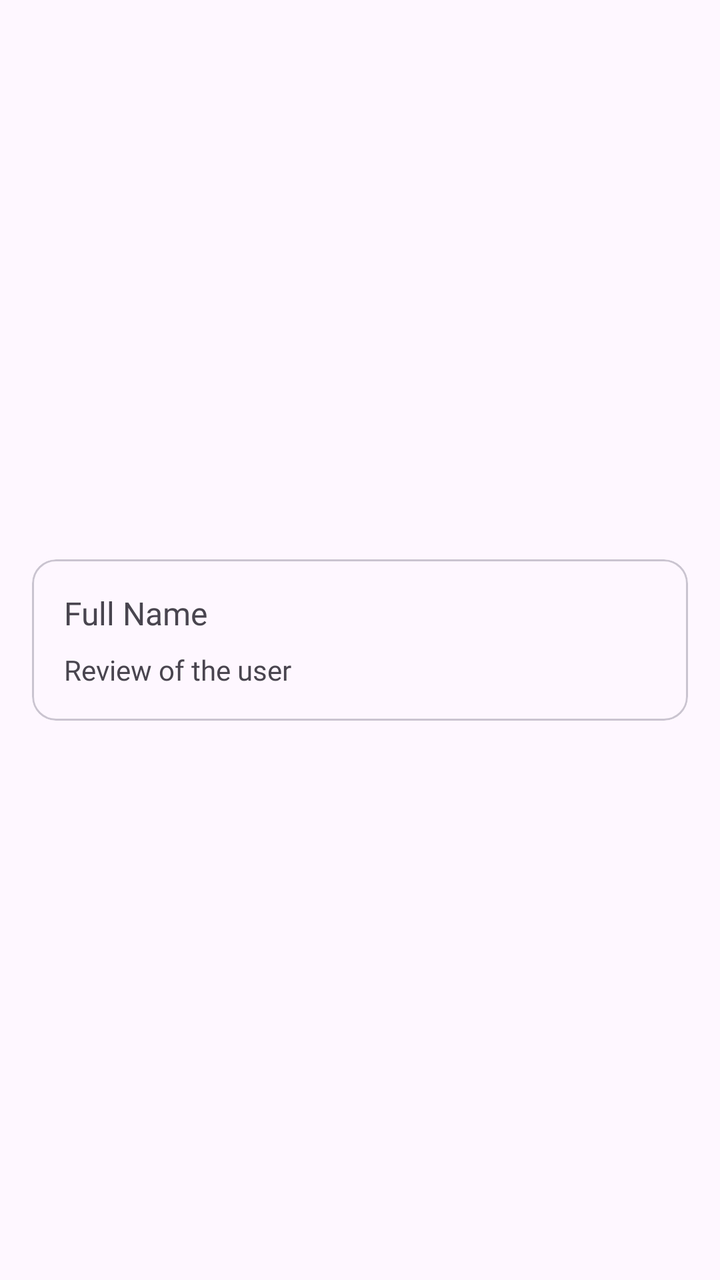
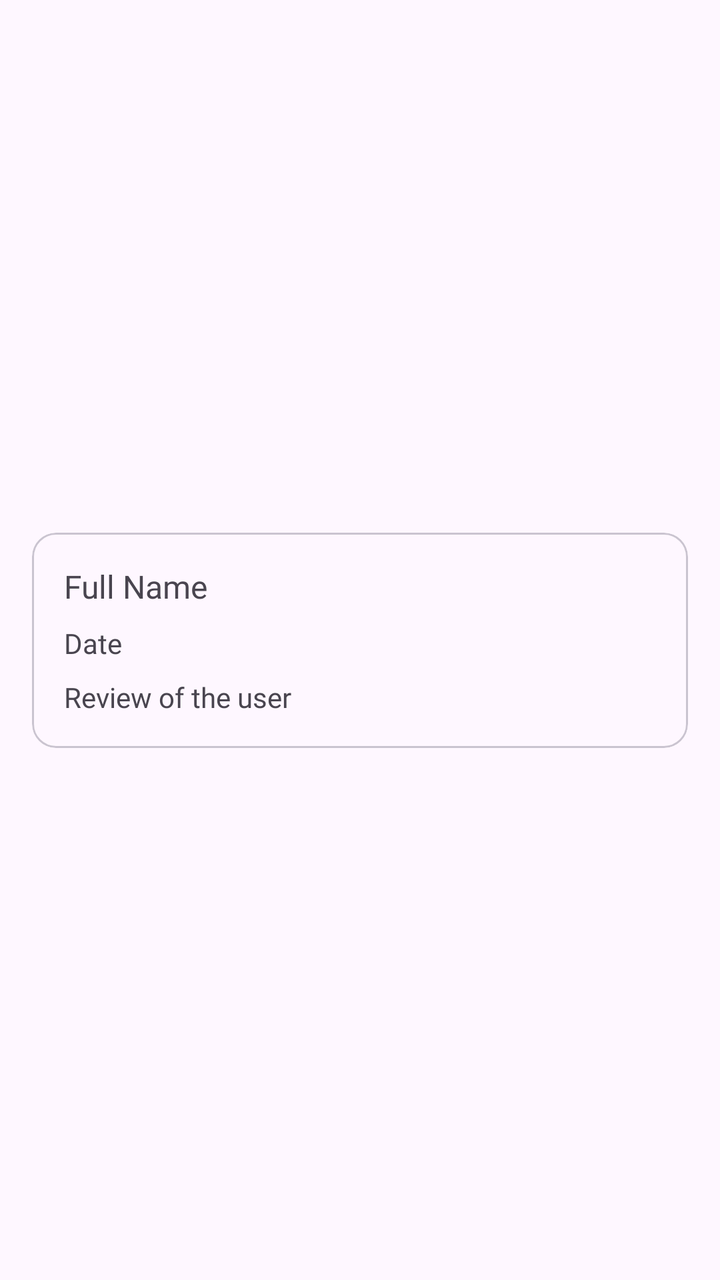

The first picture is an Android layout as it rendered before a commit; the second is the same layout after the commit. The layout source and the unified diff follow.
<!-- AndroidManifest.xml: application theme Theme.RmmcTourism -->
<!-- res/layout/layout_review.xml -->
<?xml version="1.0" encoding="utf-8"?>
<androidx.constraintlayout.widget.ConstraintLayout xmlns:android="http://schemas.android.com/apk/res/android"
    xmlns:app="http://schemas.android.com/apk/res-auto"
    xmlns:tools="http://schemas.android.com/tools"
    android:layout_width="match_parent"
    android:layout_height="wrap_content">

    <com.google.android.material.card.MaterialCardView
        style="@style/Widget.Material3.CardView.Outlined"
        android:layout_width="0dp"
        android:layout_height="wrap_content"
        android:layout_marginStart="16dp"
        android:layout_marginTop="8dp"
        android:layout_marginEnd="16dp"
        android:layout_marginBottom="8dp"
        app:layout_constraintBottom_toBottomOf="parent"
        app:layout_constraintEnd_toEndOf="parent"
        app:layout_constraintStart_toStartOf="parent"
        app:layout_constraintTop_toTopOf="parent">

        <androidx.constraintlayout.widget.ConstraintLayout
            android:layout_width="match_parent"
            android:layout_height="match_parent">

            <TextView
                android:id="@+id/tv_review_name"
                android:layout_width="0dp"
                android:layout_height="wrap_content"
                android:layout_marginStart="16dp"
                android:layout_marginTop="16dp"
                android:layout_marginEnd="16dp"
                android:fontFamily="@font/inter_bold"
                android:text="Full Name"
                android:textSize="16sp"
                app:layout_constraintEnd_toEndOf="parent"
                app:layout_constraintStart_toStartOf="parent"
                app:layout_constraintTop_toTopOf="parent" />

            <TextView
                android:id="@+id/tv_review_content"
                android:layout_width="0dp"
                android:layout_height="wrap_content"
                android:layout_marginStart="16dp"
                android:layout_marginTop="8dp"
                android:layout_marginEnd="16dp"
                android:layout_marginBottom="16dp"
                android:fontFamily="@font/inter"
                android:text="Review of the user"
                app:layout_constraintBottom_toBottomOf="parent"
                app:layout_constraintEnd_toEndOf="parent"
                app:layout_constraintStart_toStartOf="parent"
                app:layout_constraintTop_toBottomOf="@+id/tv_review_name"
                app:layout_constraintVertical_bias="0.0" />
        </androidx.constraintlayout.widget.ConstraintLayout>
    </com.google.android.material.card.MaterialCardView>
</androidx.constraintlayout.widget.ConstraintLayout>
<!-- resources referenced by this layout -->
<resources>
  <style name="Theme.RmmcTourism" parent="Base.Theme.RmmcTourism" />
  <style name="Base.Theme.RmmcTourism" parent="Theme.Material3.DayNight.NoActionBar">
          
          
      </style>
</resources>

<!-- the commit's change to res/layout/layout_review.xml (unified diff, before → after) -->
@@ -37,6 +37,21 @@
                 app:layout_constraintTop_toTopOf="parent" />
 
             <TextView
+                android:id="@+id/tv_review_date_published"
+                android:layout_width="0dp"
+                android:layout_height="wrap_content"
+                android:layout_marginStart="16dp"
+                android:layout_marginTop="8dp"
+                android:layout_marginEnd="16dp"
+                android:layout_marginBottom="16dp"
+                android:fontFamily="@font/inter"
+                android:text="Date"
+                app:layout_constraintBottom_toBottomOf="parent"
+                app:layout_constraintEnd_toEndOf="parent"
+                app:layout_constraintStart_toStartOf="parent"
+                app:layout_constraintTop_toBottomOf="@+id/tv_review_name"
+                app:layout_constraintVertical_bias="0.0" />
+            <TextView
                 android:id="@+id/tv_review_content"
                 android:layout_width="0dp"
                 android:layout_height="wrap_content"
@@ -49,7 +64,7 @@
                 app:layout_constraintBottom_toBottomOf="parent"
                 app:layout_constraintEnd_toEndOf="parent"
                 app:layout_constraintStart_toStartOf="parent"
-                app:layout_constraintTop_toBottomOf="@+id/tv_review_name"
+                app:layout_constraintTop_toBottomOf="@+id/tv_review_date_published"
                 app:layout_constraintVertical_bias="0.0" />
         </androidx.constraintlayout.widget.ConstraintLayout>
     </com.google.android.material.card.MaterialCardView>
